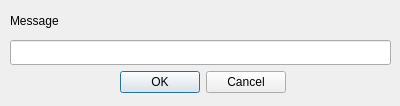
Before: the Qt Designer form ui/privilege.ui in gitter-badger/simplechatclient, drawn with Qt 5.
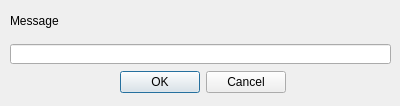
After: the same form once the commit is applied. Icons and pictures are not drawn.

Commit message: fix nicklist; fix options on windows

Patch:
```diff
--- a/ui/privilege.ui
+++ b/ui/privilege.ui
@@ -59,11 +59,17 @@
    <property name="geometry">
     <rect>
      <x>10</x>
-     <y>40</y>
+     <y>44</y>
      <width>381</width>
-     <height>25</height>
+     <height>20</height>
     </rect>
    </property>
+   <property name="maximumSize">
+    <size>
+     <width>16777215</width>
+     <height>25</height>
+    </size>
+   </property>
    <property name="focusPolicy">
     <enum>Qt::StrongFocus</enum>
    </property>
```
The commit also changes 4 other files.
